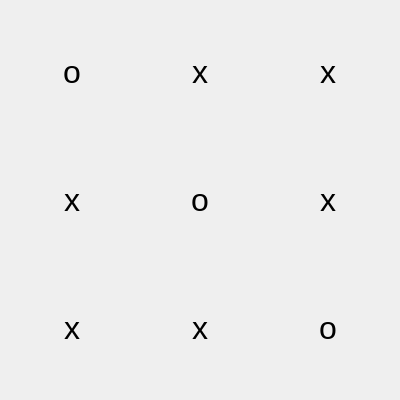
The window that mainui.ui (kim645631/MidTermUi) describes before a commit, drawn with Qt 5.
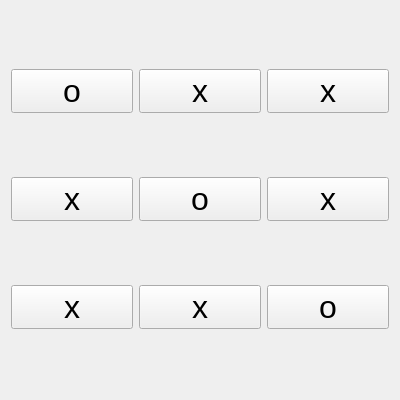
The same window after the commit.

Commit message: Convert QLabel widgets to QPushButton widgets in mainui.ui

The edit to the form file:
```diff
--- a/mainui.ui
+++ b/mainui.ui
@@ -15,13 +15,10 @@
   </property>
   <layout class="QGridLayout" name="gridLayout">
    <item row="0" column="0">
-    <widget class="QLabel" name="label_00">
+    <widget class="QPushButton" name="label_00">
      <property name="text">
       <string>o</string>
      </property>
-     <property name="alignment">
-      <set>Qt::AlignCenter</set>
-     </property>
      <property name="font">
       <font>
        <pointsize>24</pointsize>
@@ -30,13 +27,10 @@
     </widget>
    </item>
    <item row="0" column="1">
-    <widget class="QLabel" name="label_01">
+    <widget class="QPushButton" name="label_01">
      <property name="text">
       <string>x</string>
      </property>
-     <property name="alignment">
-      <set>Qt::AlignCenter</set>
-     </property>
      <property name="font">
       <font>
        <pointsize>24</pointsize>
@@ -45,13 +39,10 @@
     </widget>
    </item>
    <item row="0" column="2">
-    <widget class="QLabel" name="label_02">
+    <widget class="QPushButton" name="label_02">
      <property name="text">
       <string>x</string>
      </property>
-     <property name="alignment">
-      <set>Qt::AlignCenter</set>
-     </property>
      <property name="font">
       <font>
        <pointsize>24</pointsize>
@@ -60,13 +51,10 @@
     </widget>
    </item>
    <item row="1" column="0">
-    <widget class="QLabel" name="label_10">
+    <widget class="QPushButton" name="label_10">
      <property name="text">
       <string>x</string>
      </property>
-     <property name="alignment">
-      <set>Qt::AlignCenter</set>
-     </property>
      <property name="font">
       <font>
        <pointsize>24</pointsize>
@@ -75,13 +63,10 @@
     </widget>
    </item>
    <item row="1" column="1">
-    <widget class="QLabel" name="label_11">
+    <widget class="QPushButton" name="label_11">
      <property name="text">
       <string>o</string>
      </property>
-     <property name="alignment">
-      <set>Qt::AlignCenter</set>
-     </property>
      <property name="font">
       <font>
        <pointsize>24</pointsize>
@@ -90,13 +75,10 @@
     </widget>
    </item>
    <item row="1" column="2">
-    <widget class="QLabel" name="label_12">
+    <widget class="QPushButton" name="label_12">
      <property name="text">
       <string>x</string>
      </property>
-     <property name="alignment">
-      <set>Qt::AlignCenter</set>
-     </property>
      <property name="font">
       <font>
        <pointsize>24</pointsize>
@@ -105,13 +87,10 @@
     </widget>
    </item>
    <item row="2" column="0">
-    <widget class="QLabel" name="label_20">
+    <widget class="QPushButton" name="label_20">
      <property name="text">
       <string>x</string>
      </property>
-     <property name="alignment">
-      <set>Qt::AlignCenter</set>
-     </property>
      <property name="font">
       <font>
        <pointsize>24</pointsize>
@@ -120,13 +99,10 @@
     </widget>
    </item>
    <item row="2" column="1">
-    <widget class="QLabel" name="label_21">
+    <widget class="QPushButton" name="label_21">
      <property name="text">
       <string>x</string>
      </property>
-     <property name="alignment">
-      <set>Qt::AlignCenter</set>
-     </property>
      <property name="font">
       <font>
        <pointsize>24</pointsize>
@@ -135,13 +111,10 @@
     </widget>
    </item>
    <item row="2" column="2">
-    <widget class="QLabel" name="label_22">
+    <widget class="QPushButton" name="label_22">
      <property name="text">
       <string>o</string>
      </property>
-     <property name="alignment">
-      <set>Qt::AlignCenter</set>
-     </property>
      <property name="font">
       <font>
        <pointsize>24</pointsize>
```
The commit also changes 1 other file.
